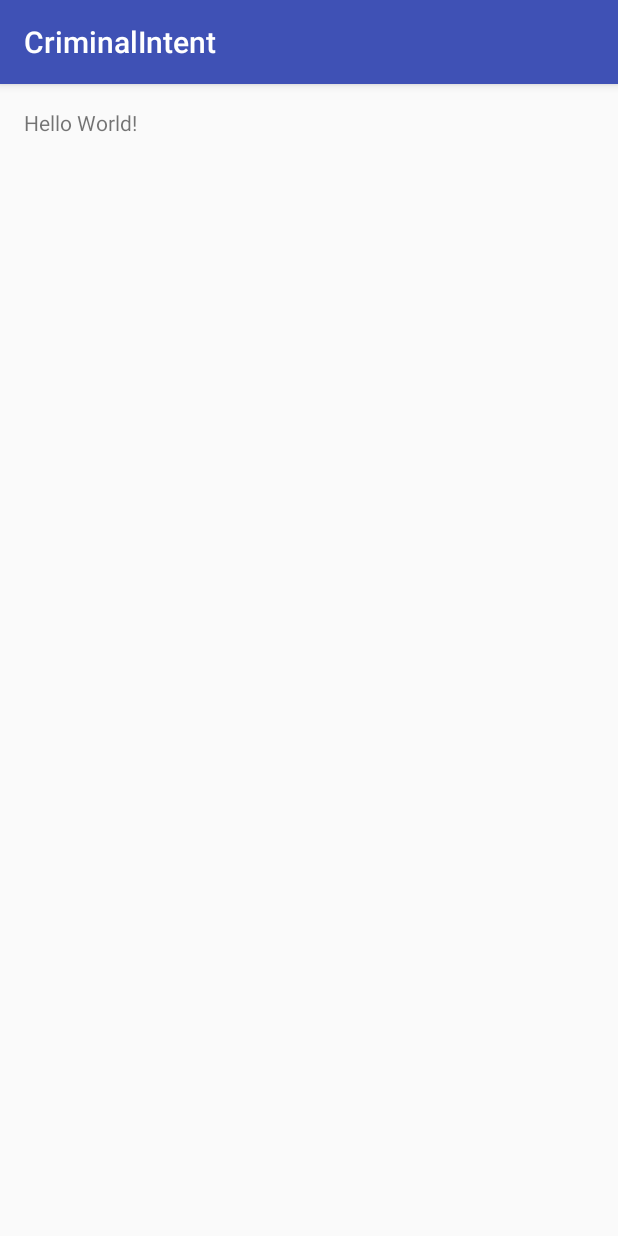
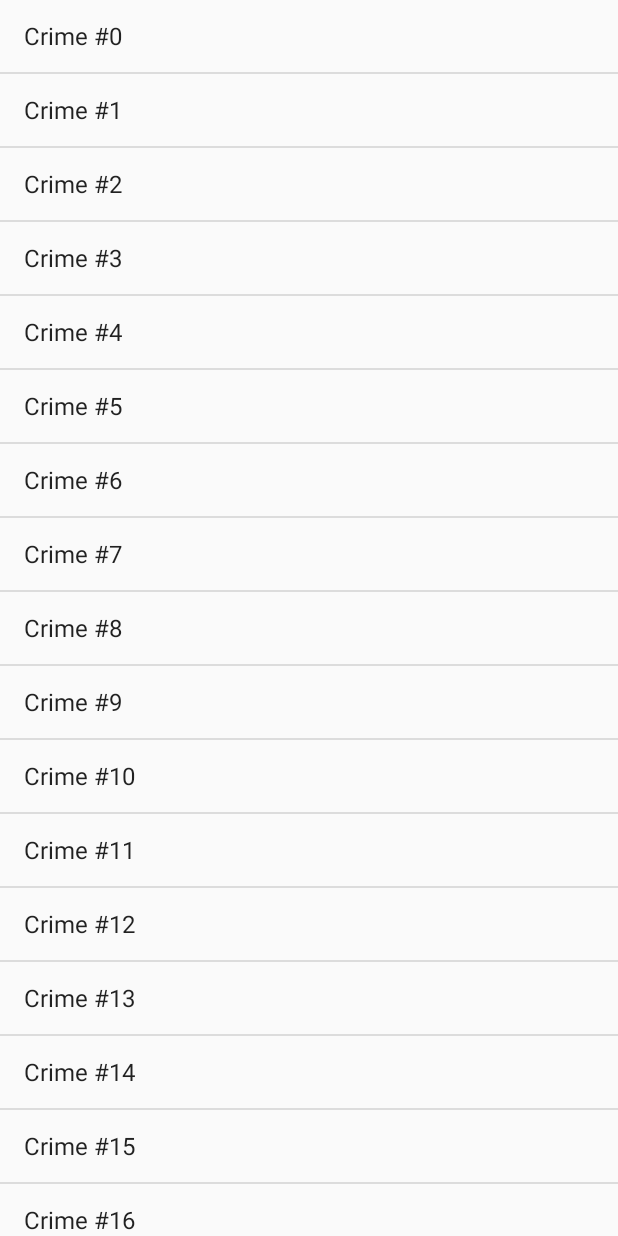
Before and after one commit to abbath0767/CriminalIntent, an Android app: the screen it shows after launch (MainActivity before the commit, CrimeListActivity after it), on a phone screen of 412 x 824 dp. Run offline under Robolectric (Android 15) with nearby library versions, the light colour scheme and no system bars.

Commit message:
add fragments and programm simple logic

```diff
--- a/app/src/main/AndroidManifest.xml
+++ b/app/src/main/AndroidManifest.xml
@@ -8,13 +8,16 @@
         android:label="@string/app_name"
         android:supportsRtl="true"
         android:theme="@style/AppTheme" >
-        <activity android:name=".MainActivity" >
+        <activity android:name=".CrimeListActivity" >
             <intent-filter>
                 <action android:name="android.intent.action.MAIN" />
 
                 <category android:name="android.intent.category.LAUNCHER" />
             </intent-filter>
         </activity>
+        <activity android:name=".CrimeActivity"
+            android:label="@string/app_name">
+        </activity>
     </application>
 
 </manifest>
--- /dev/null
+++ b/app/src/main/java/com/rmr/ngusarov/criminalintent/Crime.java
@@ -0,0 +1,42 @@
+package com.rmr.ngusarov.criminalintent;
+
+import java.util.Date;
+import java.util.UUID;
+
+public class Crime {
+
+    private UUID mId;
+    private String mTitle;
+    private Date mDate;
+    private boolean mSolved;
+
+    public Crime() {
+        //Generate random unique identificator
+        mId = UUID.randomUUID();
+        mDate = new Date();
+    }
+    public Date getDate() {return mDate;}
+
+    public void setDate(Date date) {mDate = date;}
+
+    public boolean isSolved() {return mSolved;}
+
+    public void setSolved(boolean solved) {mSolved = solved;}
+
+    public String getTitle() {
+        return mTitle;
+    }
+
+    public void setTitle(String title) {
+        mTitle = title;
+    }
+
+    public UUID getId() {
+        return mId;
+    }
+
+    @Override
+    public String toString() {
+        return getTitle();
+    }
+}
--- /dev/null
+++ b/app/src/main/java/com/rmr/ngusarov/criminalintent/CrimeLab.java
@@ -0,0 +1,45 @@
+package com.rmr.ngusarov.criminalintent;
+
+import android.content.Context;
+
+import java.util.ArrayList;
+import java.util.UUID;
+
+public class CrimeLab {
+    private static CrimeLab sCrimeLab;
+    private Context mAppContext;
+
+    private ArrayList<Crime> mCrimes;
+
+    private CrimeLab(Context appContext) {
+        mAppContext = appContext;
+        mCrimes = new ArrayList<>();
+        //TODO test arr
+        for (int i = 0; i < 100; i++) {
+            Crime c = new Crime();
+            c.setTitle("Crime #" + i);
+            c.setSolved(i % 3 == 0); //for each third crime!
+            mCrimes.add(c);
+        }
+    }
+
+    public static CrimeLab get(Context c) {
+        if (sCrimeLab == null)
+            sCrimeLab = new CrimeLab(c.getApplicationContext());
+
+        return sCrimeLab;
+    }
+
+    public ArrayList<Crime> getCrimes() {
+        return mCrimes;
+    }
+
+    public Crime getCrime(UUID id) {
+        for (Crime crime: mCrimes) {
+            if (crime.getId().equals(id))
+                return crime;
+        }
+        return null;
+    }
+
+}
--- /dev/null
+++ b/app/src/main/java/com/rmr/ngusarov/criminalintent/CrimeListActivity.java
@@ -0,0 +1,11 @@
+package com.rmr.ngusarov.criminalintent;
+
+import android.app.Fragment;
+
+public class CrimeListActivity extends SingleFragmentActivity {
+
+    @Override
+    protected Fragment createFragment() {
+        return new CrimeListFragment();
+    }
+}
--- /dev/null
+++ b/app/src/main/java/com/rmr/ngusarov/criminalintent/CrimeListFragment.java
@@ -0,0 +1,36 @@
+package com.rmr.ngusarov.criminalintent;
+
+import android.app.ListFragment;
+import android.os.Bundle;
+import android.util.Log;
+import android.view.View;
+import android.widget.ArrayAdapter;
+import android.widget.ListView;
+
+import java.util.ArrayList;
+
+public class CrimeListFragment extends ListFragment {
+    public static final String TAG = "CrimeListFragment";
+
+    private ArrayList<Crime> mCrimes;
+
+    @Override
+    public void onCreate(Bundle savedInstanceState) {
+        super.onCreate(savedInstanceState);
+        getActivity().setTitle(R.string.crimes_title);
+        mCrimes = CrimeLab.get(getActivity()).getCrimes();
+
+        ArrayAdapter<Crime> adapter = new ArrayAdapter<Crime>(getActivity(),
+                                                                android.R.layout.simple_list_item_1,
+                                                                mCrimes);
+
+        setListAdapter(adapter);
+    }
+
+    @Override
+    public void onListItemClick(ListView l, View v, int position, long id) {
+        Crime c = (Crime)(getListAdapter()).getItem(position);
+        Log.d(TAG, "item num selected = " + position + ", was clicked + " + c.getTitle());
+
+    }
+}
--- a/app/src/main/java/com/rmr/ngusarov/criminalintent/MainActivity.java
+++ /dev/null
@@ -1,13 +0,0 @@
-package com.rmr.ngusarov.criminalintent;
-
-import android.support.v7.app.AppCompatActivity;
-import android.os.Bundle;
-
-public class MainActivity extends AppCompatActivity {
-
-    @Override
-    protected void onCreate(Bundle savedInstanceState) {
-        super.onCreate(savedInstanceState);
-        setContentView(R.layout.activity_main);
-    }
-}
--- /dev/null
+++ b/app/src/main/java/com/rmr/ngusarov/criminalintent/SingleFragmentActivity.java
@@ -0,0 +1,27 @@
+package com.rmr.ngusarov.criminalintent;
+
+
+import android.app.Activity;
+import android.app.Fragment;
+import android.app.FragmentManager;
+import android.os.Bundle;
+
+public abstract class SingleFragmentActivity extends Activity {
+    protected abstract Fragment createFragment();
+
+    protected void onCreate(Bundle savedInstanceState) {
+        super.onCreate(savedInstanceState);
+        setContentView(R.layout.activity_fragment);
+
+        FragmentManager fm = getFragmentManager();
+        Fragment fragment = fm.findFragmentById(R.id.fragmentContainer);
+
+        if (fragment == null) {
+            fragment = createFragment();
+            fm.beginTransaction()
+                    .add(R.id.fragmentContainer, fragment)
+                    .commit();
+
+        }
+    }
+}
--- /dev/null
+++ b/app/src/main/res/layout/activity_fragment.xml
@@ -0,0 +1,7 @@
+<?xml version="1.0" encoding="utf-8"?>
+<FrameLayout
+    xmlns:android="http://schemas.android.com/apk/res/android"
+    android:id="@+id/fragmentContainer"
+    android:layout_width="match_parent"
+    android:layout_height="match_parent"
+    />
--- a/app/src/main/res/layout/activity_main.xml
+++ /dev/null
@@ -1,11 +0,0 @@
-<?xml version="1.0" encoding="utf-8"?>
-<RelativeLayout xmlns:android="http://schemas.android.com/apk/res/android"
-    xmlns:tools="http://schemas.android.com/tools" android:layout_width="match_parent"
-    android:layout_height="match_parent" android:paddingLeft="@dimen/activity_horizontal_margin"
-    android:paddingRight="@dimen/activity_horizontal_margin"
-    android:paddingTop="@dimen/activity_vertical_margin"
-    android:paddingBottom="@dimen/activity_vertical_margin" tools:context=".MainActivity">
-
-    <TextView android:text="Hello World!" android:layout_width="wrap_content"
-        android:layout_height="wrap_content" />
-</RelativeLayout>
--- a/app/src/main/res/values/colors.xml
+++ b/app/src/main/res/values/colors.xml
@@ -2,5 +2,5 @@
 <resources>
     <color name="colorPrimary">#3F51B5</color>
     <color name="colorPrimaryDark">#303F9F</color>
-    <color name="colorAccent">#FF4081</color>
+    <color name="colorAccent">#0b2e7b</color>
 </resources>
--- a/app/src/main/res/values/strings.xml
+++ b/app/src/main/res/values/strings.xml
@@ -1,3 +1,9 @@
 <resources>
     <string name="app_name">CriminalIntent</string>
+    <string name="crime_tittle_hint">Enter a tittle for new crime!</string>
+    <string name="title_activity_crime">CrimeActivity</string>
+    <string name="crime_tittle_label">TITLE</string>
+    <string name="crime_detals_label">DETALS</string>
+    <string name="crime_solved_label">Solved</string>
+    <string name="crimes_title">Crimes</string>
 </resources>
```
Also changed, not shown: app/src/main/java/com/rmr/ngusarov/criminalintent/CrimeActivity.java (added, +12 -0 lines), app/src/main/java/com/rmr/ngusarov/criminalintent/CrimeFragment.java (added, +74 -0 lines), app/src/main/res/layout-land/fragment_crime.xml (added, +48 -0 lines), app/src/main/res/layout/fragment_crime.xml (added, +42 -0 lines), app/src/main/res/layout/list_item_crime.xml (added, +38 -0 lines).
